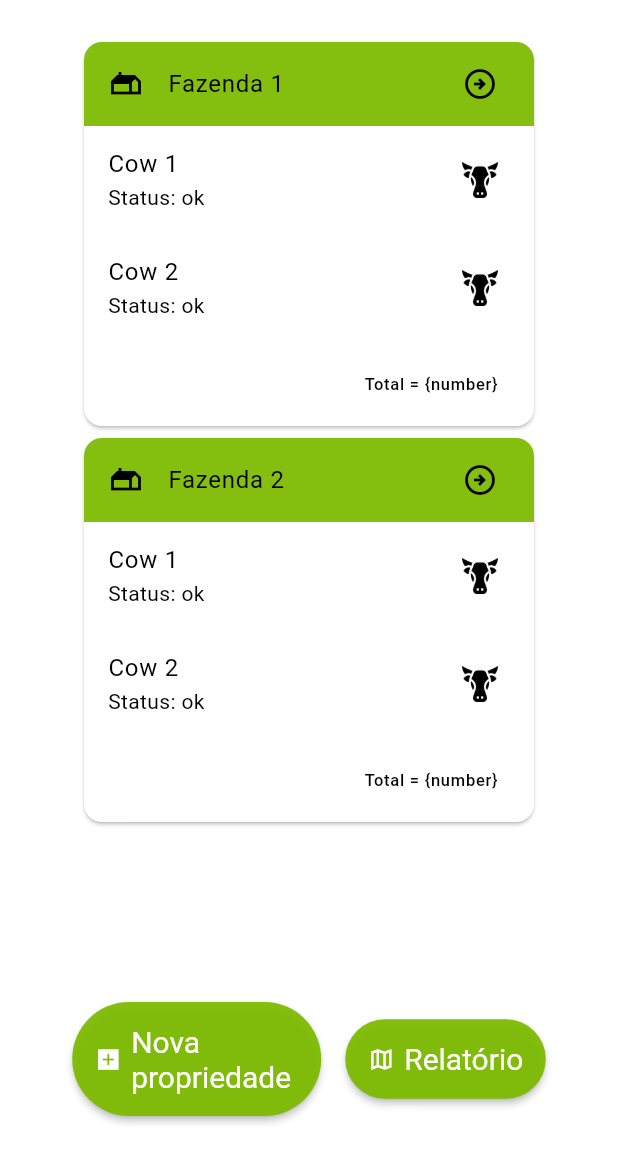
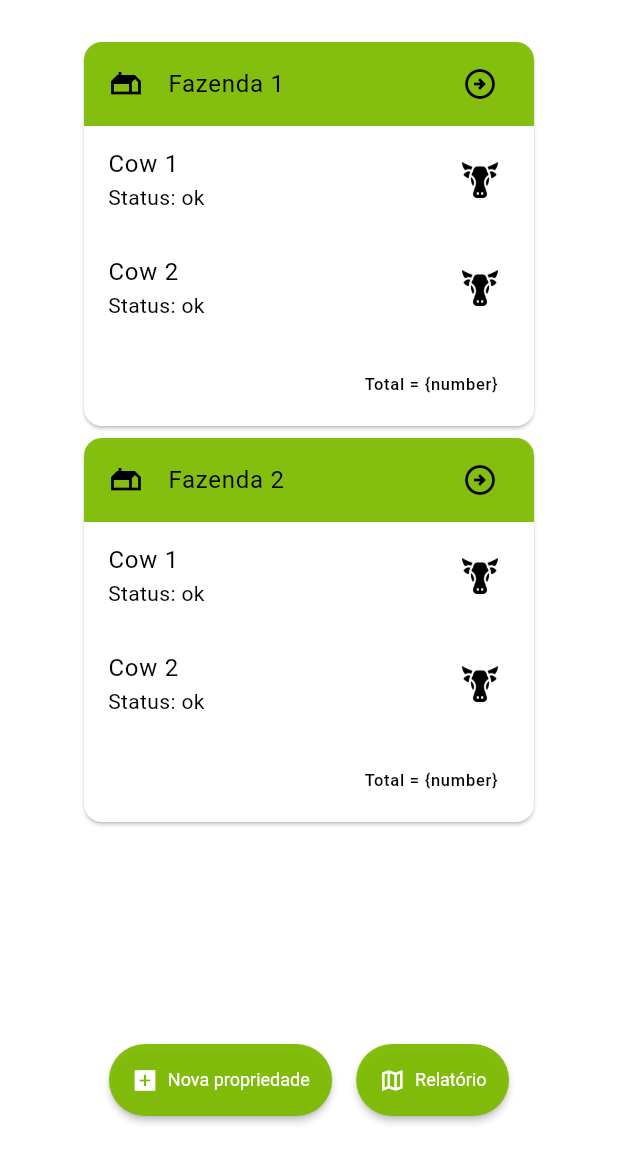
Before and after one commit to GabrielCarlesso/app_tracking, a Flutter app: the screen it shows after launch, on a phone screen of 412 x 824 dp, the part 84-1236 px from its top. Run offline on Flutter 3.47's test engine with Material 2 defaults, Android fonts, the phone set to English and light mode, and no system bars; our stand-ins replace dio, flutter_map, get, latlong2; missing offline and left inert: flutter_map_heatmap.

Commit message:
build 0.1

```diff
--- a/lib/views/screens/menu.dart
+++ b/lib/views/screens/menu.dart
@@ -136,6 +136,7 @@ class _MenuPageState extends State<MenuPage> {
           label: Text(
             text,
             maxLines: 2,
+            style: const TextStyle(fontSize: 12),
           )),
     );
   }
```
Also changed, not shown: 5 other files.
